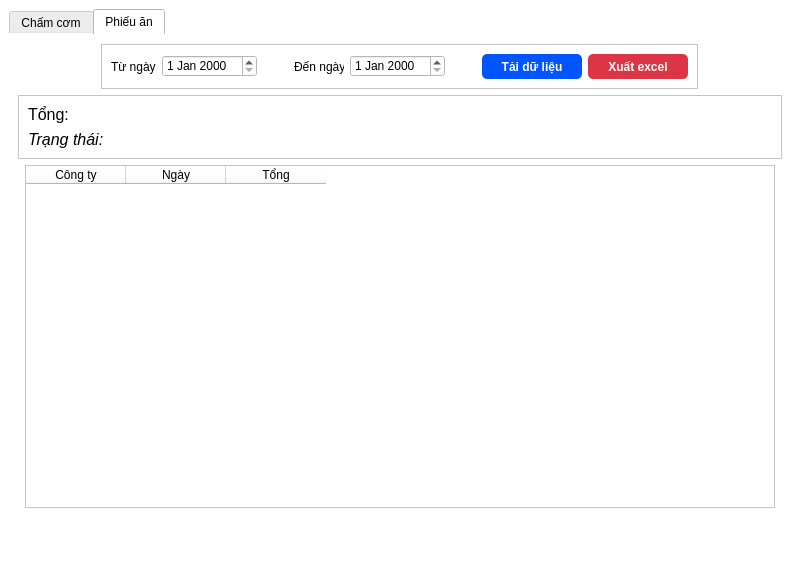
First picture: the form in ui/app.ui, repository nntrunglinux/th_lunch_checkin, before the edit.
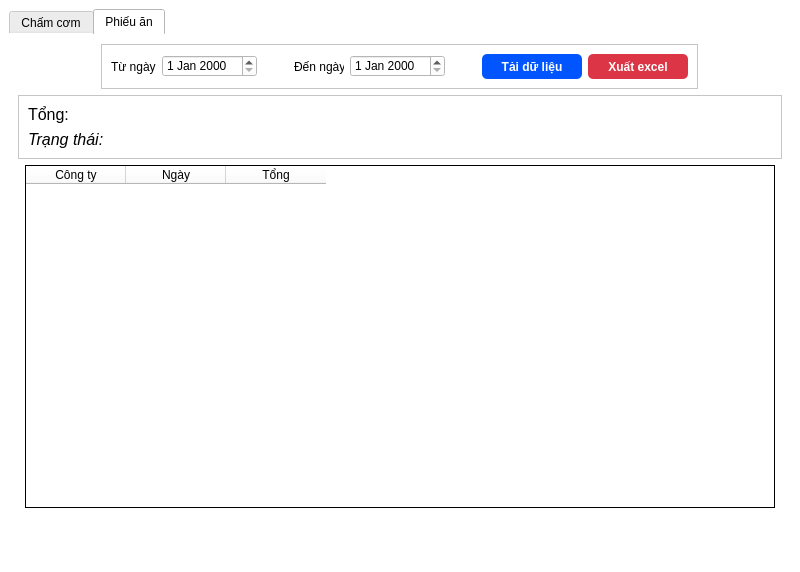
Second picture: the form after the edit. The open tabs and pages were chosen to show the change.

Commit message: fix: them border cho lunch_table

What changed in the file:
```diff
--- a/ui/app.ui
+++ b/ui/app.ui
@@ -696,6 +696,11 @@
             <height>16777215</height>
            </size>
           </property>
+          <property name="styleSheet">
+           <string notr="true">QTableWidget {
+	border: 1px solid black;
+}</string>
+          </property>
           <column>
            <property name="text">
             <string>Công ty</string>
```
